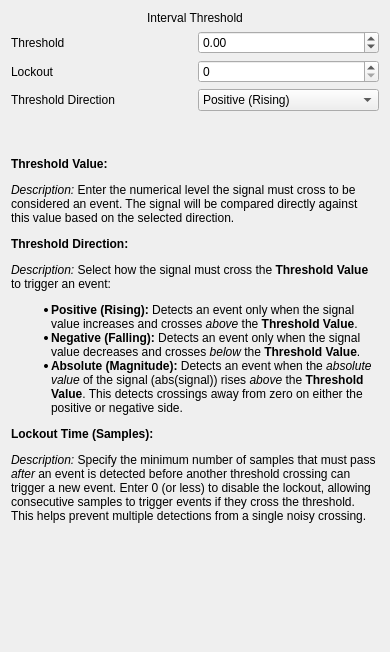
First picture: the form in src/WhiskerToolbox/DataTransform_Widget/AnalogTimeSeries/AnalogIntervalThreshold_Widget/AnalogIntervalThreshold_Widget.ui, repository paulmthompson/WhiskerToolbox, before the edit.
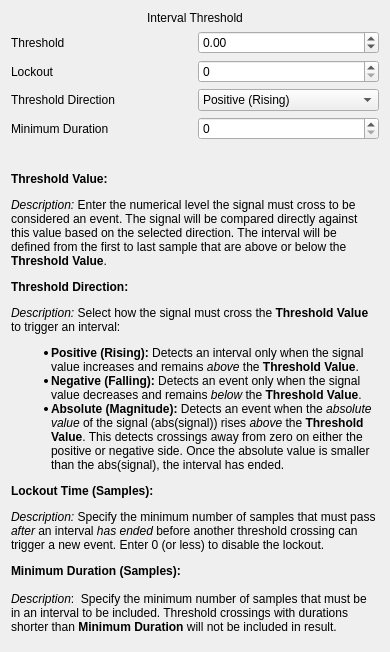
Second picture: the form after the edit.

Commit message: better description of interval crossing. add minimum duration

Diff of the .ui file:
```diff
--- a/src/WhiskerToolbox/DataTransform_Widget/AnalogTimeSeries/AnalogIntervalThreshold_Widget/AnalogIntervalThreshold_Widget.ui
+++ b/src/WhiskerToolbox/DataTransform_Widget/AnalogTimeSeries/AnalogIntervalThreshold_Widget/AnalogIntervalThreshold_Widget.ui
@@ -93,28 +93,46 @@
      </item>
     </layout>
    </item>
+   <item>
+    <layout class="QHBoxLayout" name="horizontalLayout_5">
+     <item>
+      <widget class="QLabel" name="label_6">
+       <property name="text">
+        <string>Minimum Duration</string>
+       </property>
+      </widget>
+     </item>
+     <item>
+      <widget class="QSpinBox" name="min_duration_spinbox"/>
+     </item>
+    </layout>
+   </item>
    <item>
     <layout class="QHBoxLayout" name="horizontalLayout_4">
      <item>
       <widget class="QLabel" name="label_5">
        <property name="text">
         <string>&lt;!DOCTYPE HTML PUBLIC &quot;-//W3C//DTD HTML 4.0//EN&quot; &quot;http://www.w3.org/TR/REC-html40/strict.dtd&quot;&gt;
-         &lt;html&gt;&lt;head&gt;&lt;meta name=&quot;qrichtext&quot; content=&quot;1&quot; /&gt;&lt;meta charset=&quot;utf-8&quot; /&gt;&lt;style type=&quot;text/css&quot;&gt;
-         p, li { white-space: pre-wrap; }
-         hr { height: 1px; border-width: 0; }
-         li.unchecked::marker { content: &quot;\2610&quot;; }
-         li.checked::marker { content: &quot;\2612&quot;; }
-         &lt;/style&gt;&lt;/head&gt;&lt;body style=&quot; font-family:'Segoe UI'; font-size:9pt; font-weight:400; font-style:normal;&quot;&gt;
-         &lt;p style=&quot; margin-top:12px; margin-bottom:12px; margin-left:0px; margin-right:0px; -qt-block-indent:0; text-indent:0px;&quot;&gt;&lt;span style=&quot; font-weight:700;&quot;&gt;Threshold Value:&lt;/span&gt;&lt;/p&gt;
-         &lt;p style=&quot; margin-top:12px; margin-bottom:12px; margin-left:0px; margin-right:0px; -qt-block-indent:0; text-indent:0px;&quot;&gt;&lt;span style=&quot; font-style:italic;&quot;&gt;Description:&lt;/span&gt; Enter the numerical level the signal must cross to be considered an event. The signal will be compared directly against this value based on the selected direction.&lt;/p&gt;
-         &lt;p style=&quot; margin-top:12px; margin-bottom:12px; margin-left:0px; margin-right:0px; -qt-block-indent:0; text-indent:0px;&quot;&gt;&lt;span style=&quot; font-weight:700;&quot;&gt;Threshold Direction:&lt;/span&gt;&lt;/p&gt;
-         &lt;p style=&quot; margin-top:12px; margin-bottom:12px; margin-left:0px; margin-right:0px; -qt-block-indent:0; text-indent:0px;&quot;&gt;&lt;span style=&quot; font-style:italic;&quot;&gt;Description:&lt;/span&gt; Select how the signal must cross the &lt;span style=&quot; font-weight:700;&quot;&gt;Threshold Value&lt;/span&gt; to trigger an event: &lt;/p&gt;
-         &lt;ul style=&quot;margin-top: 0px; margin-bottom: 0px; margin-left: 0px; margin-right: 0px; -qt-list-indent: 1;&quot;&gt;
-         &lt;li style=&quot; margin-top:0px; margin-bottom:0px; margin-left:0px; margin-right:0px; -qt-block-indent:0; text-indent:0px;&quot;&gt;&lt;span style=&quot; font-weight:700;&quot;&gt;Positive (Rising):&lt;/span&gt; Detects an event only when the signal value increases and crosses &lt;span style=&quot; font-style:italic;&quot;&gt;above&lt;/span&gt; the &lt;span style=&quot; font-weight:700;&quot;&gt;Threshold Value&lt;/span&gt;.&lt;/li&gt;
-         &lt;li style=&quot; margin-top:0px; margin-bottom:0px; margin-left:0px; margin-right:0px; -qt-block-indent:0; text-indent:0px;&quot;&gt;&lt;span style=&quot; font-weight:700;&quot;&gt;Negative (Falling):&lt;/span&gt; Detects an event only when the signal value decreases and crosses &lt;span style=&quot; font-style:italic;&quot;&gt;below&lt;/span&gt; the &lt;span style=&quot; font-weight:700;&quot;&gt;Threshold Value&lt;/span&gt;.&lt;/li&gt;
-         &lt;li style=&quot; margin-top:0px; margin-bottom:0px; margin-left:0px; margin-right:0px; -qt-block-indent:0; text-indent:0px;&quot;&gt;&lt;span style=&quot; font-weight:700;&quot;&gt;Absolute (Magnitude):&lt;/span&gt; Detects an event when the &lt;span style=&quot; font-style:italic;&quot;&gt;absolute value&lt;/span&gt; of the signal (&lt;span style=&quot; font-family:'Courier New';&quot;&gt;abs(signal)&lt;/span&gt;) rises &lt;span style=&quot; font-style:italic;&quot;&gt;above&lt;/span&gt; the &lt;span style=&quot; font-weight:700;&quot;&gt;Threshold Value&lt;/span&gt;. This detects crossings away from zero on either the positive or negative side.&lt;/li&gt;&lt;/ul&gt;
-         &lt;p style=&quot; margin-top:12px; margin-bottom:12px; margin-left:0px; margin-right:0px; -qt-block-indent:0; text-indent:0px;&quot;&gt;&lt;span style=&quot; font-weight:700;&quot;&gt;Lockout Time (Samples):&lt;/span&gt;&lt;/p&gt;
-         &lt;p style=&quot; margin-top:12px; margin-bottom:12px; margin-left:0px; margin-right:0px; -qt-block-indent:0; text-indent:0px;&quot;&gt;&lt;span style=&quot; font-style:italic;&quot;&gt;Description:&lt;/span&gt; Specify the minimum number of samples that must pass &lt;span style=&quot; font-style:italic;&quot;&gt;after&lt;/span&gt; an event is detected before another threshold crossing can trigger a new event. Enter &lt;span style=&quot; font-family:'Courier New';&quot;&gt;0&lt;/span&gt; (or less) to disable the lockout, allowing consecutive samples to trigger events if they cross the threshold. This helps prevent multiple detections from a single noisy crossing.&lt;/p&gt;&lt;/body&gt;&lt;/html&gt;</string>
+&lt;html&gt;&lt;head&gt;&lt;meta name=&quot;qrichtext&quot; content=&quot;1&quot; /&gt;&lt;meta charset=&quot;utf-8&quot; /&gt;&lt;style type=&quot;text/css&quot;&gt;
+p, li { white-space: pre-wrap; }
+hr { height: 1px; border-width: 0; }
+li.unchecked::marker { content: &quot;\2610&quot;; }
+li.checked::marker { content: &quot;\2612&quot;; }
+&lt;/style&gt;&lt;/head&gt;&lt;body style=&quot; font-family:'Segoe UI'; font-size:9pt; font-weight:400; font-style:normal;&quot;&gt;
+&lt;p style=&quot; margin-top:0px; margin-bottom:0px; margin-left:0px; margin-right:0px; -qt-block-indent:0; text-indent:0px;&quot;&gt;         &lt;/p&gt;
+&lt;p style=&quot; margin-top:12px; margin-bottom:12px; margin-left:0px; margin-right:0px; -qt-block-indent:0; text-indent:0px;&quot;&gt;&lt;span style=&quot; font-weight:700;&quot;&gt;Threshold Value:&lt;/span&gt;         &lt;/p&gt;
+&lt;p style=&quot; margin-top:12px; margin-bottom:12px; margin-left:0px; margin-right:0px; -qt-block-indent:0; text-indent:0px;&quot;&gt;&lt;span style=&quot; font-style:italic;&quot;&gt;Description:&lt;/span&gt; Enter the numerical level the signal must cross to be considered an event. The signal will be compared directly against this value based on the selected direction. The interval will be defined from the first to last sample that are above or below the &lt;span style=&quot; font-weight:700;&quot;&gt;Threshold Value&lt;/span&gt;.         &lt;/p&gt;
+&lt;p style=&quot; margin-top:12px; margin-bottom:12px; margin-left:0px; margin-right:0px; -qt-block-indent:0; text-indent:0px;&quot;&gt;&lt;span style=&quot; font-weight:700;&quot;&gt;Threshold Direction:&lt;/span&gt;         &lt;/p&gt;
+&lt;p style=&quot; margin-top:12px; margin-bottom:12px; margin-left:0px; margin-right:0px; -qt-block-indent:0; text-indent:0px;&quot;&gt;&lt;span style=&quot; font-style:italic;&quot;&gt;Description:&lt;/span&gt; Select how the signal must cross the &lt;span style=&quot; font-weight:700;&quot;&gt;Threshold Value&lt;/span&gt; to trigger an interval:          &lt;/p&gt;
+&lt;ul style=&quot;margin-top: 0px; margin-bottom: 0px; margin-left: 0px; margin-right: 0px; -qt-list-indent: 1;&quot;&gt;
+&lt;li style=&quot; margin-top:0px; margin-bottom:0px; margin-left:0px; margin-right:0px; -qt-block-indent:0; text-indent:0px;&quot;&gt;&lt;span style=&quot; font-weight:700;&quot;&gt;Positive (Rising):&lt;/span&gt; Detects an interval only when the signal value increases and remains &lt;span style=&quot; font-style:italic;&quot;&gt;above&lt;/span&gt; the &lt;span style=&quot; font-weight:700;&quot;&gt;Threshold Value&lt;/span&gt;.         &lt;/li&gt;
+&lt;li style=&quot; margin-top:0px; margin-bottom:0px; margin-left:0px; margin-right:0px; -qt-block-indent:0; text-indent:0px;&quot;&gt;&lt;span style=&quot; font-weight:700;&quot;&gt;Negative (Falling):&lt;/span&gt; Detects an event only when the signal value decreases and remains &lt;span style=&quot; font-style:italic;&quot;&gt;below&lt;/span&gt; the &lt;span style=&quot; font-weight:700;&quot;&gt;Threshold Value&lt;/span&gt;.         &lt;/li&gt;
+&lt;li style=&quot; margin-top:0px; margin-bottom:0px; margin-left:0px; margin-right:0px; -qt-block-indent:0; text-indent:0px;&quot;&gt;&lt;span style=&quot; font-weight:700;&quot;&gt;Absolute (Magnitude):&lt;/span&gt; Detects an event when the &lt;span style=&quot; font-style:italic;&quot;&gt;absolute value&lt;/span&gt; of the signal (&lt;span style=&quot; font-family:'Courier New';&quot;&gt;abs(signal)&lt;/span&gt;) rises &lt;span style=&quot; font-style:italic;&quot;&gt;above&lt;/span&gt; the &lt;span style=&quot; font-weight:700;&quot;&gt;Threshold Value&lt;/span&gt;. This detects crossings away from zero on either the positive or negative side. Once the absolute value is smaller than the abs(signal), the interval has ended.         &lt;/li&gt;&lt;/ul&gt;
+&lt;p style=&quot; margin-top:12px; margin-bottom:12px; margin-left:0px; margin-right:0px; -qt-block-indent:0; text-indent:0px;&quot;&gt;&lt;span style=&quot; font-weight:700;&quot;&gt;Lockout Time (Samples):&lt;/span&gt;         &lt;/p&gt;
+&lt;p style=&quot; margin-top:12px; margin-bottom:12px; margin-left:0px; margin-right:0px; -qt-block-indent:0; text-indent:0px;&quot;&gt;&lt;span style=&quot; font-style:italic;&quot;&gt;Description:&lt;/span&gt; Specify the minimum number of samples that must pass &lt;span style=&quot; font-style:italic;&quot;&gt;after&lt;/span&gt; an interval &lt;span style=&quot; font-style:italic;&quot;&gt;has ended&lt;/span&gt; before another threshold crossing can trigger a new event. Enter &lt;span style=&quot; font-family:'Courier New';&quot;&gt;0&lt;/span&gt; (or less) to disable the lockout.&lt;/p&gt;
+&lt;p style=&quot; margin-top:0px; margin-bottom:0px; margin-left:0px; margin-right:0px; -qt-block-indent:0; text-indent:0px;&quot;&gt;&lt;span style=&quot; font-weight:700;&quot;&gt;Minimum Duration (Samples):&lt;/span&gt;&lt;/p&gt;
+&lt;p style=&quot;-qt-paragraph-type:empty; margin-top:0px; margin-bottom:0px; margin-left:0px; margin-right:0px; -qt-block-indent:0; text-indent:0px;&quot;&gt;&lt;br /&gt;&lt;/p&gt;
+&lt;p style=&quot; margin-top:0px; margin-bottom:0px; margin-left:0px; margin-right:0px; -qt-block-indent:0; text-indent:0px;&quot;&gt;&lt;span style=&quot; font-style:italic;&quot;&gt;Description&lt;/span&gt;:  Specify the minimum number of samples that must be in an interval to be included. Threshold crossings with durations shorter than &lt;span style=&quot; font-weight:700;&quot;&gt;Minimum Duration&lt;/span&gt; will not be included in result.&lt;/p&gt;&lt;/body&gt;&lt;/html&gt;</string>
        </property>
        <property name="scaledContents">
         <bool>false</bool>
```
The commit also changes 3 other files.
